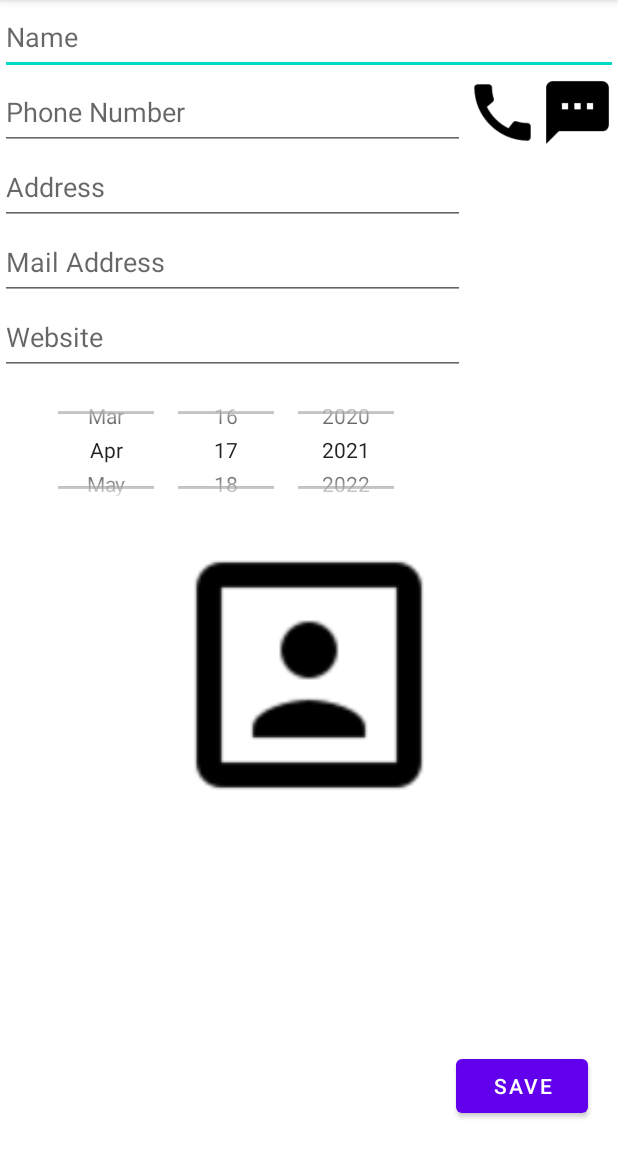
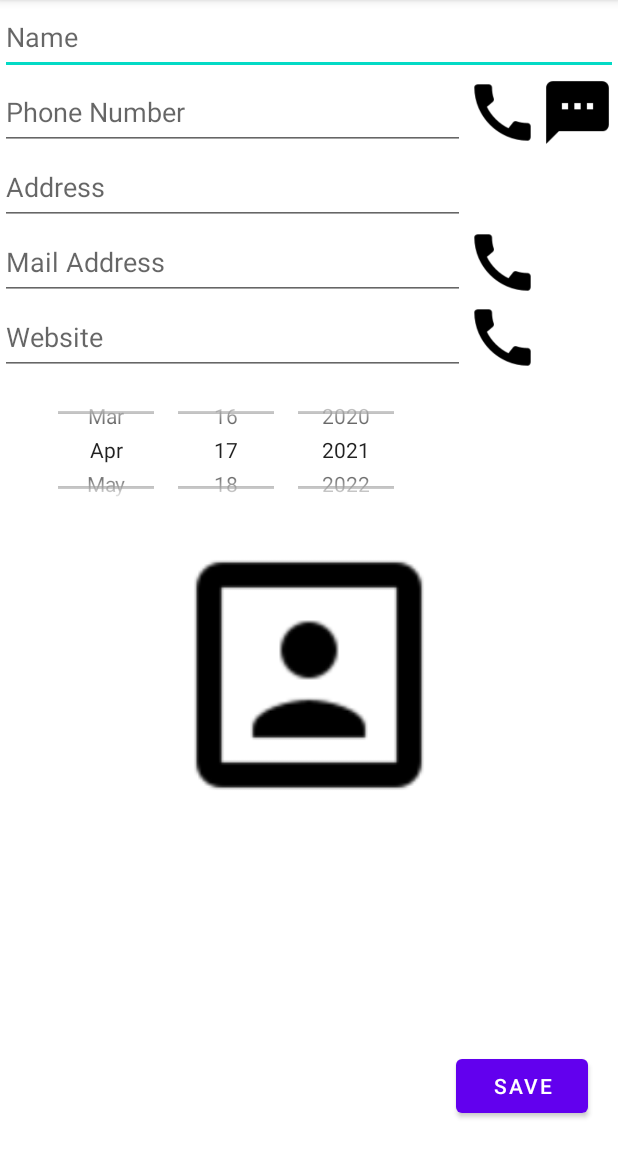
Before and after one commit to Christensenkim/MyFriends, an Android app: the DetailsActivity screen opened directly, with no data from a screen before it, on a phone screen of 412 x 824 dp, the part 84-1236 px from its top. Run offline under Robolectric (Android 15) with nearby library versions, the phone set to English and light mode, and no system bars; our stand-ins replace Room's generated code; pictures from the network do not load.

Commit message:
added buttons and functionality to email and website

```diff
--- a/app/src/main/res/layout/activity_details.xml
+++ b/app/src/main/res/layout/activity_details.xml
@@ -36,25 +36,44 @@
                 android:onClick="message"
                 android:background="@drawable/baseline_textsms_black_48dp"/>
         </LinearLayout>
-
         <EditText
             android:id="@+id/address"
             android:layout_width="310dp"
             android:layout_height="50dp"
             android:layout_below="@+id/personName"
             android:hint="Address"/>
+        <LinearLayout
+            android:layout_width="wrap_content"
+            android:layout_height="wrap_content"
+            android:orientation="horizontal">
             <EditText
                 android:id="@+id/mailAddress"
                 android:layout_width="310dp"
                 android:layout_height="50dp"
                 android:layout_below="@+id/mailAddress"
                 android:hint="Mail Address"/>
+            <ImageButton
+                android:layout_width="50dp"
+                android:layout_height="match_parent"
+                android:onClick="eMail"
+                android:background="@drawable/baseline_call_black_48dp"/>
+        </LinearLayout>
+        <LinearLayout
+            android:layout_width="wrap_content"
+            android:layout_height="wrap_content"
+            android:orientation="horizontal">
             <EditText
                 android:id="@+id/website"
                 android:layout_width="310dp"
                 android:layout_height="50dp"
                 android:layout_below="@+id/website"
                 android:hint="Website"/>
+            <ImageButton
+                android:layout_width="50dp"
+                android:layout_height="match_parent"
+                android:onClick="webSite"
+                android:background="@drawable/baseline_call_black_48dp"/>
+        </LinearLayout>
         <DatePicker
             android:id="@+id/birthday"
             android:layout_width="310dp"
@@ -62,7 +81,6 @@
             android:datePickerMode="spinner"
             android:calendarViewShown="false"
             />
-
         <ImageButton
             android:layout_width="200dp"
             android:layout_height="200dp"
```
Also changed, not shown: app/src/main/java/com/example/myfriends/DetailsActivity.kt (+20 -0 lines). Lines whose indentation alone changed are shown as unchanged.
